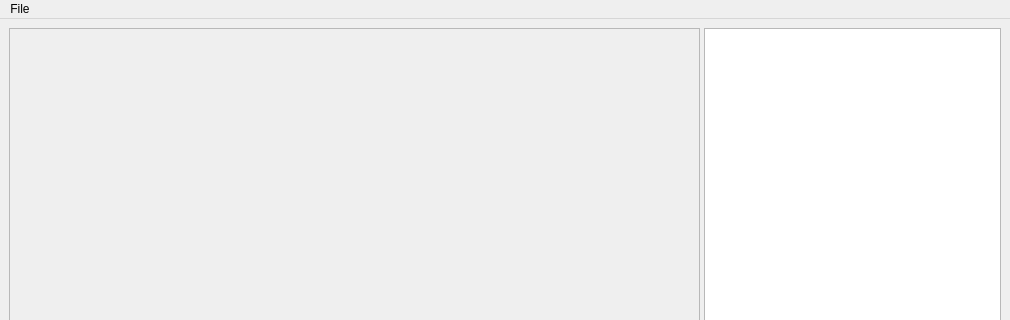
This is src/tplot_main_window.ui in sammy-net/racedataviz as Qt 5 draws it before an edit; both pictures show x 0 to 1010 and y 0 to 320 of the 1010 by 838 pixel window. The edited form follows.
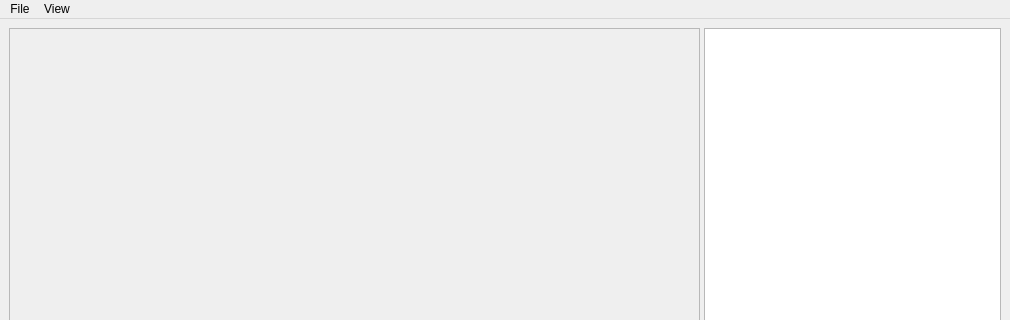
This is the edited form.

```diff
--- a/src/tplot_main_window.ui
+++ b/src/tplot_main_window.ui
@@ -312,7 +312,14 @@
     <addaction name="separator"/>
     <addaction name="action_Quit"/>
    </widget>
+   <widget class="QMenu" name="menuView">
+    <property name="title">
+     <string>View</string>
+    </property>
+    <addaction name="actionCourse_Map"/>
+   </widget>
    <addaction name="menuFile"/>
+   <addaction name="menuView"/>
   </widget>
   <widget class="QStatusBar" name="statusbar"/>
   <action name="action_Open">
```
Left out of the diff: 5 changed lines with no effect on the pictures.
